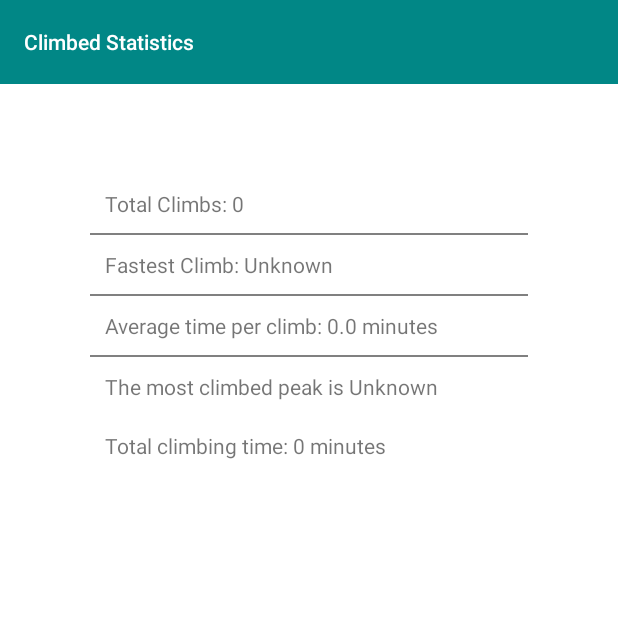
After one commit to Nile-O/TrekIt, an Android app: the StatsActivity screen opened directly, with no data from a screen before it, on a phone screen of 412 x 824 dp, the top half of it. The commit adds this screen. Run offline under Robolectric (Android 15) with nearby library versions, the phone set to English and light mode, and no system bars.

Commit message:
Added stats activity and FAB to launch from climbedListActivity.

```diff
--- a/app/src/main/AndroidManifest.xml
+++ b/app/src/main/AndroidManifest.xml
@@ -60,6 +60,10 @@
             android:exported="true"
             android:label="@string/menu_addToClimbed" />
         <activity
+            android:name=".activities.StatsActivity"
+            android:exported="true"
+            android:label="@string/menu_stats" />
+        <activity
             android:name=".activities.MainActivity"
             android:exported="true"
             android:label="@string/home"
--- a/app/src/main/java/ie/wit/trekit/activities/MountainActivity.kt
+++ b/app/src/main/java/ie/wit/trekit/activities/MountainActivity.kt
@@ -12,7 +12,6 @@ import com.google.firebase.database.*
 import ie.wit.trekit.R
 import ie.wit.trekit.databinding.ActivityMountainBinding
 import ie.wit.trekit.main.MainApp
-import ie.wit.trekit.models.ClimbedMountain
 import ie.wit.trekit.models.MountainModel
 import timber.log.Timber
 
--- /dev/null
+++ b/app/src/main/java/ie/wit/trekit/activities/StatsActivity.kt
@@ -0,0 +1,47 @@
+package ie.wit.trekit.activities
+
+import android.os.Bundle
+import android.widget.TextView
+import androidx.appcompat.app.AppCompatActivity
+import androidx.recyclerview.widget.LinearLayoutManager
+import ie.wit.trekit.R
+import ie.wit.trekit.databinding.ActivityStatsBinding
+import ie.wit.trekit.main.MainApp
+
+class StatsActivity : AppCompatActivity() {
+    private lateinit var binding: ActivityStatsBinding
+    lateinit var app: MainApp
+
+
+    override fun onCreate(savedInstanceState: Bundle?) {
+        super.onCreate(savedInstanceState)
+        binding = ActivityStatsBinding.inflate(layoutInflater)
+        binding.toolbar.title = title
+        setSupportActionBar(binding.toolbar)
+        setContentView(binding.root)
+        app = application as MainApp
+
+        var totalClimbs = intent.getIntExtra("totalClimbs", 0)
+        var fastestClimb = intent.getStringExtra("fastestClimb") ?: "Unknown"
+        var totalTime = intent.getIntExtra("totalTime", 0)
+        var averageTime = intent.getDoubleExtra("averageTime", 0.0)
+        var mostClimbed =  intent.getStringExtra("mostClimbed") ?: "Unknown"
+
+        val totalClimbedTextView = findViewById<TextView>(R.id.totalClimbs)
+        val fastestClimbTextView = findViewById<TextView>(R.id.fastestClimb)
+        val averageTimeTextView = findViewById<TextView>(R.id.averageTime)
+        val mostClimbedTextView = findViewById<TextView>(R.id.mostClimbed)
+        val totalTimeTextView = findViewById<TextView>(R.id.totalTime)
+
+        totalClimbedTextView.text = "Total Climbs: $totalClimbs"
+        fastestClimbTextView.text = "Fastest Climb: $fastestClimb"
+        totalTimeTextView.text = "Total climbing time: $totalTime minutes"
+        averageTimeTextView.text = "Average time per climb: $averageTime minutes"
+        mostClimbedTextView.text = "The most climbed peak is $mostClimbed"
+
+
+
+
+
+    }
+}
--- /dev/null
+++ b/app/src/main/res/drawable/fastest.xml
@@ -0,0 +1,5 @@
+<vector android:height="24dp" android:tint="#FF8C00"
+    android:viewportHeight="24" android:viewportWidth="24"
+    android:width="24dp" xmlns:android="http://schemas.android.com/apk/res/android">
+    <path android:fillColor="@android:color/white" android:pathData="M20.38,8.57l-1.23,1.85a8,8 0,0 1,-0.22 7.58L5.07,18A8,8 0,0 1,15.58 6.85l1.85,-1.23A10,10 0,0 0,3.35 19a2,2 0,0 0,1.72 1h13.85a2,2 0,0 0,1.74 -1,10 10,0 0,0 -0.27,-10.44zM10.59,15.41a2,2 0,0 0,2.83 0l5.66,-8.49 -8.49,5.66a2,2 0,0 0,0 2.83z"/>
+</vector>
--- /dev/null
+++ b/app/src/main/res/drawable/ic_baseline_query_stats_24.xml
@@ -0,0 +1,5 @@
+<vector android:height="24dp" android:tint="#FF8C00"
+    android:viewportHeight="24" android:viewportWidth="24"
+    android:width="24dp" xmlns:android="http://schemas.android.com/apk/res/android">
+    <path android:fillColor="@android:color/white" android:pathData="M19.88,18.47c0.44,-0.7 0.7,-1.51 0.7,-2.39c0,-2.49 -2.01,-4.5 -4.5,-4.5s-4.5,2.01 -4.5,4.5s2.01,4.5 4.49,4.5c0.88,0 1.7,-0.26 2.39,-0.7L21.58,23L23,21.58L19.88,18.47zM16.08,18.58c-1.38,0 -2.5,-1.12 -2.5,-2.5c0,-1.38 1.12,-2.5 2.5,-2.5s2.5,1.12 2.5,2.5C18.58,17.46 17.46,18.58 16.08,18.58zM15.72,10.08c-0.74,0.02 -1.45,0.18 -2.1,0.45l-0.55,-0.83l-3.8,6.18l-3.01,-3.52l-3.63,5.81L1,17l5,-8l3,3.5L13,6C13,6 15.72,10.08 15.72,10.08zM18.31,10.58c-0.64,-0.28 -1.33,-0.45 -2.05,-0.49c0,0 5.12,-8.09 5.12,-8.09L23,3.18L18.31,10.58z"/>
+</vector>
--- /dev/null
+++ b/app/src/main/res/drawable/total_time.xml
@@ -0,0 +1,6 @@
+<vector android:height="24dp" android:tint="#FF8C00"
+    android:viewportHeight="24" android:viewportWidth="24"
+    android:width="24dp" xmlns:android="http://schemas.android.com/apk/res/android">
+    <path android:fillColor="@android:color/white" android:pathData="M11.99,2C6.47,2 2,6.48 2,12s4.47,10 9.99,10C17.52,22 22,17.52 22,12S17.52,2 11.99,2zM12,20c-4.42,0 -8,-3.58 -8,-8s3.58,-8 8,-8 8,3.58 8,8 -3.58,8 -8,8z"/>
+    <path android:fillColor="@android:color/white" android:pathData="M12.5,7H11v6l5.25,3.15 0.75,-1.23 -4.5,-2.67z"/>
+</vector>
--- /dev/null
+++ b/app/src/main/res/layout/activity_stats.xml
@@ -0,0 +1,130 @@
+<?xml version="1.0" encoding="utf-8"?>
+<androidx.coordinatorlayout.widget.CoordinatorLayout
+    xmlns:android="http://schemas.android.com/apk/res/android"
+    xmlns:app="http://schemas.android.com/apk/res-auto"
+    xmlns:tools="http://schemas.android.com/tools"
+    android:layout_width="match_parent"
+    android:layout_height="match_parent"
+    tools:context="ie.wit.trekit.activities.StatsActivity">
+
+    <com.google.android.material.appbar.AppBarLayout
+        android:layout_width="match_parent"
+        android:layout_height="wrap_content"
+        android:background="@color/teal_700"
+        android:fitsSystemWindows="true"
+        app:elevation="0dip"
+        app:theme="@style/ThemeOverlay.AppCompat.Dark.ActionBar">
+
+        <androidx.appcompat.widget.Toolbar
+            android:id="@+id/toolbar"
+            android:layout_width="match_parent"
+            android:layout_height="wrap_content"
+            app:titleTextColor="@color/white"
+            app:titleTextAppearance="@style/Toolbar.TitleText"/>
+
+    </com.google.android.material.appbar.AppBarLayout>
+
+    <LinearLayout
+        android:layout_width="match_parent"
+        android:layout_height="wrap_content"
+        android:orientation="vertical"
+        android:padding="60dp"
+        app:layout_behavior="@string/appbar_scrolling_view_behavior">
+
+        <LinearLayout
+            android:layout_width="match_parent"
+            android:layout_height="wrap_content"
+            android:gravity="center_vertical"
+            android:padding="10dp">
+
+            <TextView
+                android:id="@+id/totalClimbs"
+                android:layout_width="0dp"
+                android:layout_height="wrap_content"
+                android:layout_weight="1"
+                android:text="Total Climbed:" />
+
+        </LinearLayout>
+
+        <View
+            android:layout_width="match_parent"
+            android:layout_height="1dp"
+            android:background="@color/gray_500" />
+
+        <LinearLayout
+            android:layout_width="match_parent"
+            android:layout_height="wrap_content"
+            android:gravity="center_vertical"
+            android:padding="10dp">
+
+
+            <TextView
+                android:id="@+id/fastestClimb"
+                android:layout_width="0dp"
+                android:layout_height="wrap_content"
+                android:layout_weight="1"
+                android:text="Fastest Climb: " />
+
+        </LinearLayout>
+
+        <View
+            android:layout_width="match_parent"
+            android:layout_height="1dp"
+            android:background="@color/gray_500" />
+
+        <LinearLayout
+            android:layout_width="match_parent"
+            android:layout_height="wrap_content"
+            android:gravity="center_vertical"
+            android:padding="10dp">
+
+
+            <TextView
+                android:id="@+id/averageTime"
+                android:layout_width="0dp"
+                android:layout_height="wrap_content"
+                android:layout_weight="1"
+                android:text="Average Time per Climb: " />
+
+        </LinearLayout>
+
+        <View
+            android:layout_width="match_parent"
+            android:layout_height="1dp"
+            android:background="@color/gray_500" />
+
+        <LinearLayout
+            android:layout_width="match_parent"
+            android:layout_height="wrap_content"
+            android:gravity="center_vertical"
+            android:padding="10dp">
+
+
+            <TextView
+                android:id="@+id/mostClimbed"
+                android:layout_width="0dp"
+                android:layout_height="wrap_content"
+                android:layout_weight="1"
+                android:text="Most Climbed Peak:" />
+
+        </LinearLayout>
+
+               <LinearLayout
+            android:layout_width="match_parent"
+            android:layout_height="wrap_content"
+            android:gravity="center_vertical"
+            android:padding="10dp">
+
+
+            <TextView
+                android:id="@+id/totalTime"
+                android:layout_width="0dp"
+                android:layout_height="wrap_content"
+                android:layout_weight="1"
+                android:text="Total Time Spent Climbing:" />
+
+        </LinearLayout>
+    </LinearLayout>
+
+
+</androidx.coordinatorlayout.widget.CoordinatorLayout>
--- a/app/src/main/res/values/strings.xml
+++ b/app/src/main/res/values/strings.xml
@@ -60,4 +60,6 @@
     <string name="features">Statistics will be available here SOON!</string>
     <string name="_0">0</string>
     <string name="mins">mins</string>
+    <string name="mountainsClimbed">Mountains Climbed:</string>
+    <string name="menu_stats">Climbed Statistics</string>
 </resources>
```
Also changed, not shown: app/src/main/java/ie/wit/trekit/activities/ClimbedListActivity.kt (+92 -3 lines), app/src/main/res/layout/activity_climbed_list.xml (+8 -0 lines), app/src/main/res/drawable-v24/highest.png (renamed from app/src/main/res/drawable-v24/grey_peak.png).
